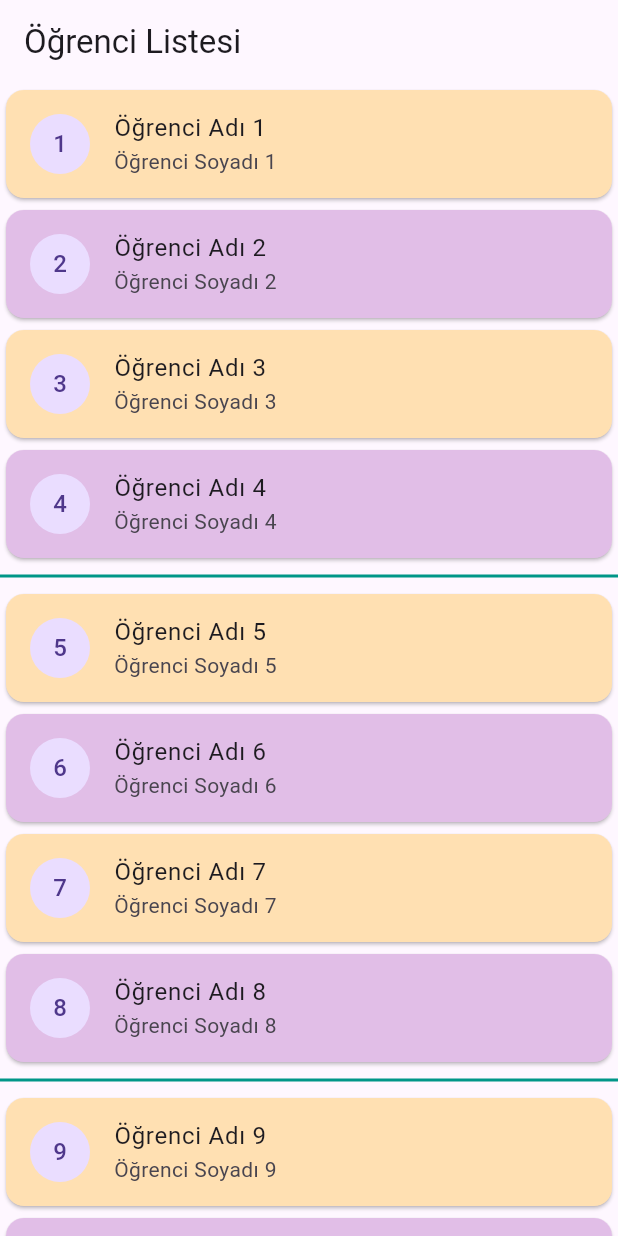
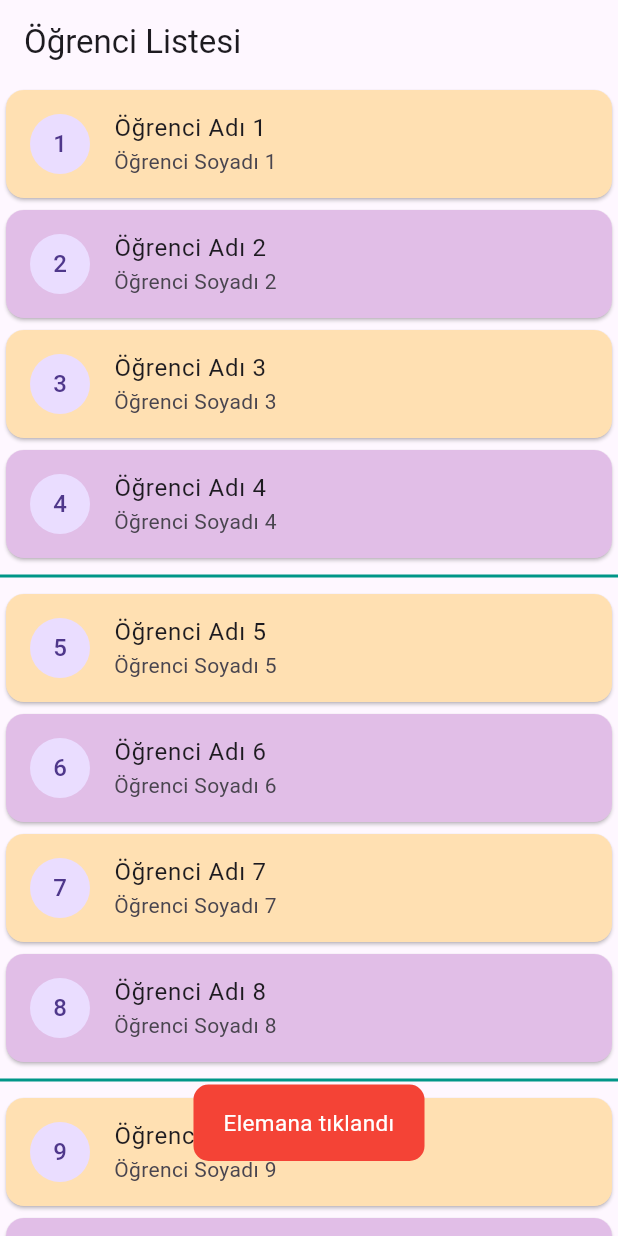
Before and after one commit to mahmuthudai/FlutterCourse, a Flutter app: the screen it shows after launch, after a tap on an icon or button, on a phone screen of 412 x 824 dp. Run offline on Flutter 3.47's test engine with Material 3 defaults, Android fonts, the phone set to English and light mode, and no system bars; our stand-ins replace flutter_easyloading.

Commit message:
toast message

```diff
--- a/flutter_apps/flutter_scroll_app/lib/list_view_example.dart
+++ b/flutter_apps/flutter_scroll_app/lib/list_view_example.dart
@@ -1,4 +1,5 @@
 import 'package:flutter/material.dart';
+import 'package:flutter_easyloading/flutter_easyloading.dart';
 
 // ignore: must_be_immutable
 class ListViewExample extends StatelessWidget {
@@ -23,13 +24,21 @@ class ListViewExample extends StatelessWidget {
                   : Colors.purple.shade100,
               child: ListTile(
                 onTap: () {
-                  // ignore: avoid_print
-                  print('eleman tıklandı $index');
+                  if (index % 2 == 0) {
+                    EasyLoading.instance.backgroundColor = Colors.red;
+                  } else {
+                    EasyLoading.instance.backgroundColor = Colors.blue;
+                  }
+                  EasyLoading.showToast('Elemana tıklandı',
+                      duration: const Duration(seconds: 3),
+                      toastPosition: EasyLoadingToastPosition.bottom);
                 },
                 title: Text(oankiOgrenci.name),
                 subtitle: Text(oankiOgrenci.lastName),
                 leading: CircleAvatar(
-                  child: Text(oankiOgrenci.id.toString()),
+                  child: Text(
+                    oankiOgrenci.id.toString(),
+                  ),
                 ),
               ),
             );
--- a/flutter_apps/flutter_scroll_app/lib/main.dart
+++ b/flutter_apps/flutter_scroll_app/lib/main.dart
@@ -1,8 +1,26 @@
 import 'package:flutter/material.dart';
+import 'package:flutter_easyloading/flutter_easyloading.dart';
 import 'package:flutter_scroll_app/list_view_example.dart';
 
 void main() {
   runApp(const MyApp());
+  configLoading();
+}
+
+void configLoading() {
+  EasyLoading.instance
+    ..displayDuration = const Duration(milliseconds: 2000)
+    ..indicatorType = EasyLoadingIndicatorType.fadingCircle
+    ..loadingStyle = EasyLoadingStyle.custom
+    ..indicatorSize = 45.0
+    ..radius = 10.0
+    ..progressColor = Colors.yellow
+    ..backgroundColor = Colors.green
+    ..indicatorColor = Colors.yellow
+    ..textColor = Colors.white
+    ..maskColor = Colors.blue.withOpacity(0.5)
+    ..userInteractions = true
+    ..dismissOnTap = true;
 }
 
 class MyApp extends StatelessWidget {
@@ -13,6 +31,7 @@ class MyApp extends StatelessWidget {
     return MaterialApp(
       title: 'Material App',
       home: ListViewExample(),
+      builder: EasyLoading.init(),
     );
   }
 }
--- a/flutter_apps/flutter_scroll_app/pubspec.yaml
+++ b/flutter_apps/flutter_scroll_app/pubspec.yaml
@@ -35,6 +35,7 @@ dependencies:
   # The following adds the Cupertino Icons font to your application.
   # Use with the CupertinoIcons class for iOS style icons.
   cupertino_icons: ^1.0.6
+  flutter_easyloading: ^3.0.5
 
 dev_dependencies:
   flutter_test:
```
Also changed, not shown: flutter_apps/flutter_scroll_app/pubspec.lock.
